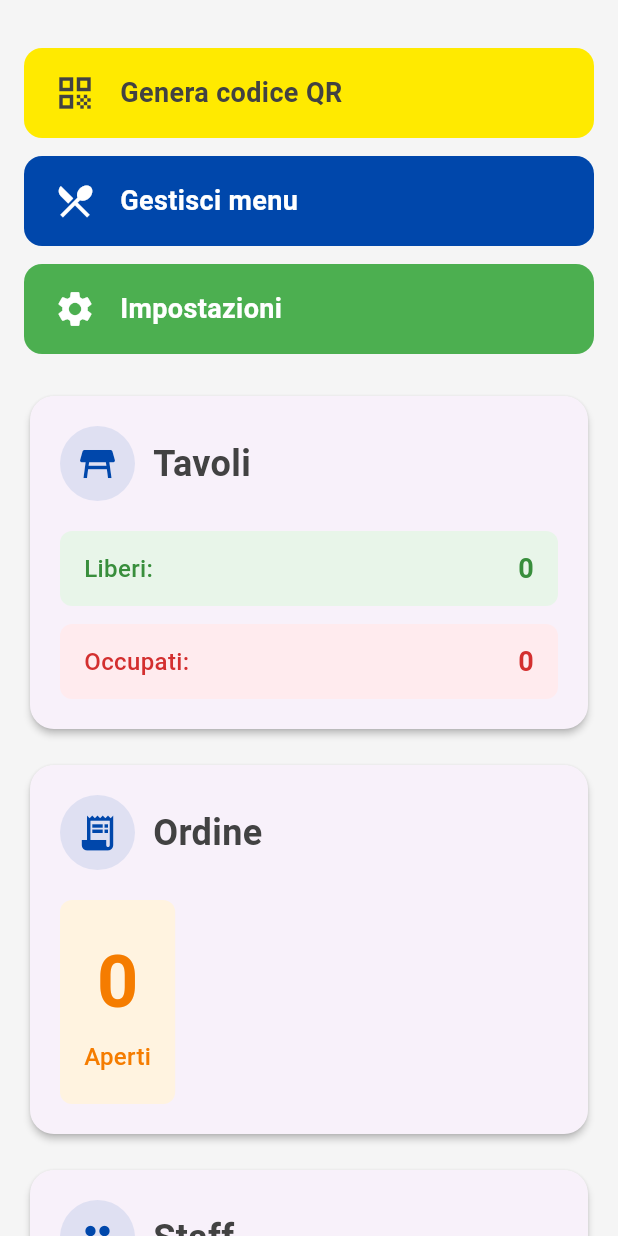
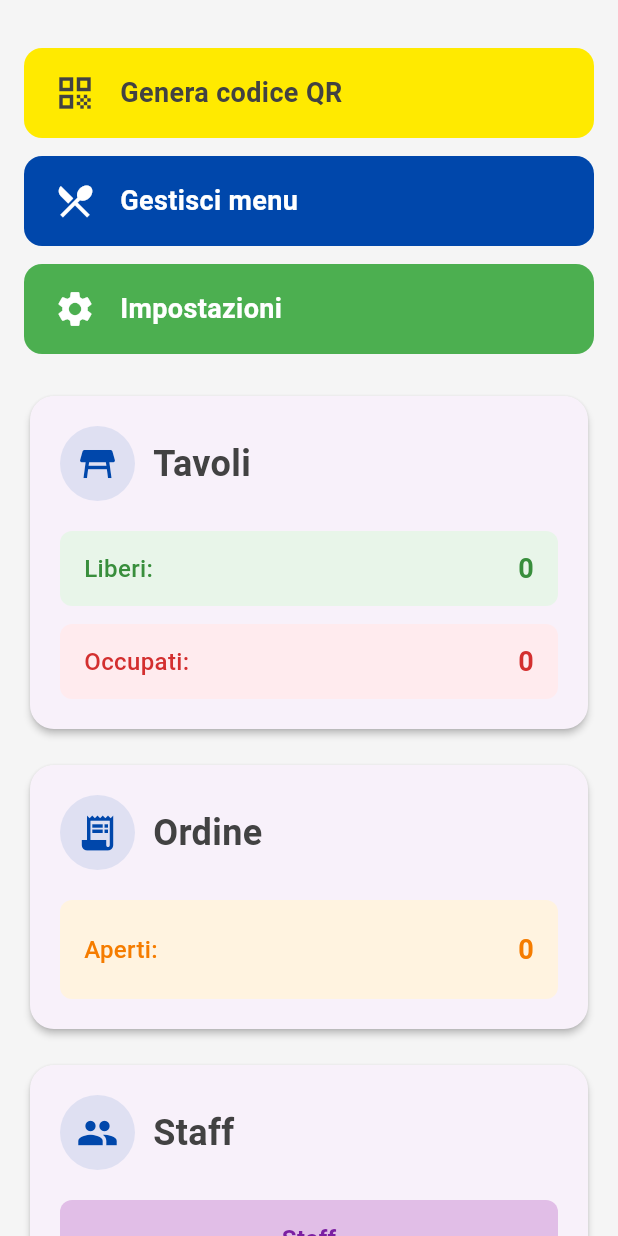
Before and after one commit to baselasi/restaukitchen_flutter_app, a Flutter app: the HomePage screen opened directly, on a phone screen of 412 x 824 dp. Run offline on Flutter 3.47's test engine with Material 3 defaults, Android fonts, the phone set to English and light mode, and no system bars; our stand-ins replace bloc, equatable, flutter_bloc, flutter_secure_storage, get_it, hive_flutter and 1 more; accounts and stored records are empty; network calls fail.

Commit message:
fix: ui fix

```diff
--- a/lib/page/homePage/home_page.dart
+++ b/lib/page/homePage/home_page.dart
@@ -393,8 +393,18 @@ class _OrderCountWidgetState extends State<OrderCountWidget> {
             color: Colors.orange[50],
             borderRadius: BorderRadius.circular(8),
           ),
-          child: Column(
+          child: Row(
+            mainAxisAlignment: MainAxisAlignment.spaceBetween,
             children: [
+              Text(
+                'Aperti:',
+                style: TextStyle(
+                  color: Colors.orange[700],
+                  fontSize: 16,
+                  fontWeight: FontWeight.w500,
+                ),
+              ),
+
               if (state.status == OrdersCountStatus.loading)
                 const CircularProgressIndicator()
               else
@@ -402,19 +412,10 @@ class _OrderCountWidgetState extends State<OrderCountWidget> {
                   '$ordersCount',
                   style: TextStyle(
                     color: Colors.orange[700],
-                    fontSize: 48,
+                    fontSize: 18,
                     fontWeight: FontWeight.bold,
                   ),
                 ),
-              const SizedBox(height: 4),
-              Text(
-                'Aperti',
-                style: TextStyle(
-                  color: Colors.orange[700],
-                  fontSize: 16,
-                  fontWeight: FontWeight.w500,
-                ),
-              ),
             ],
           ),
         );
```
